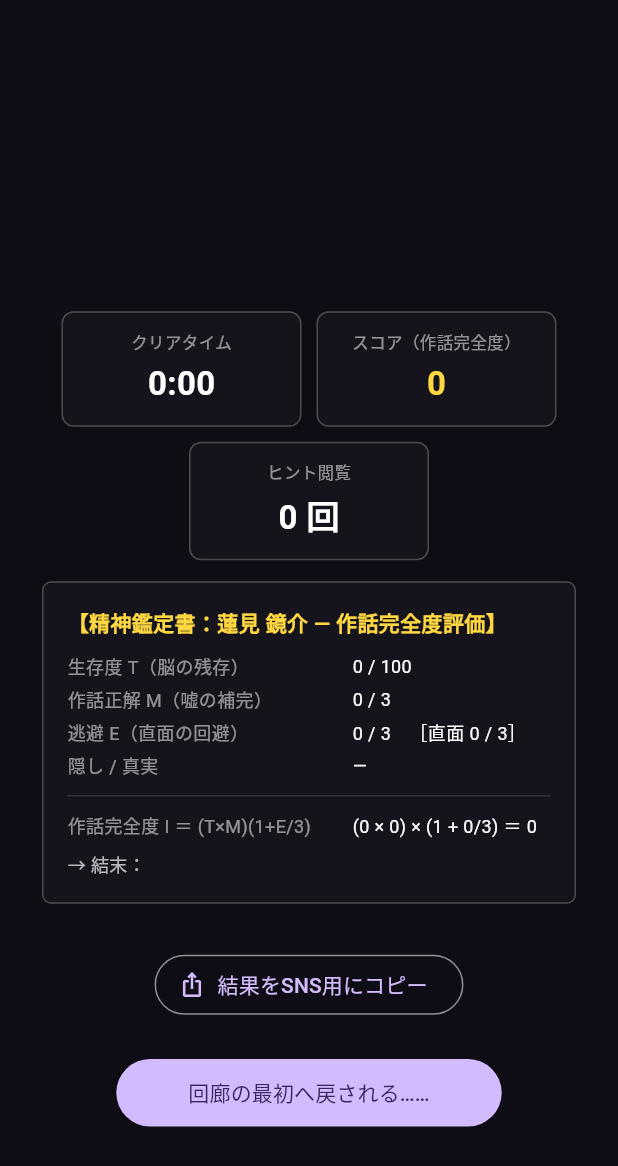
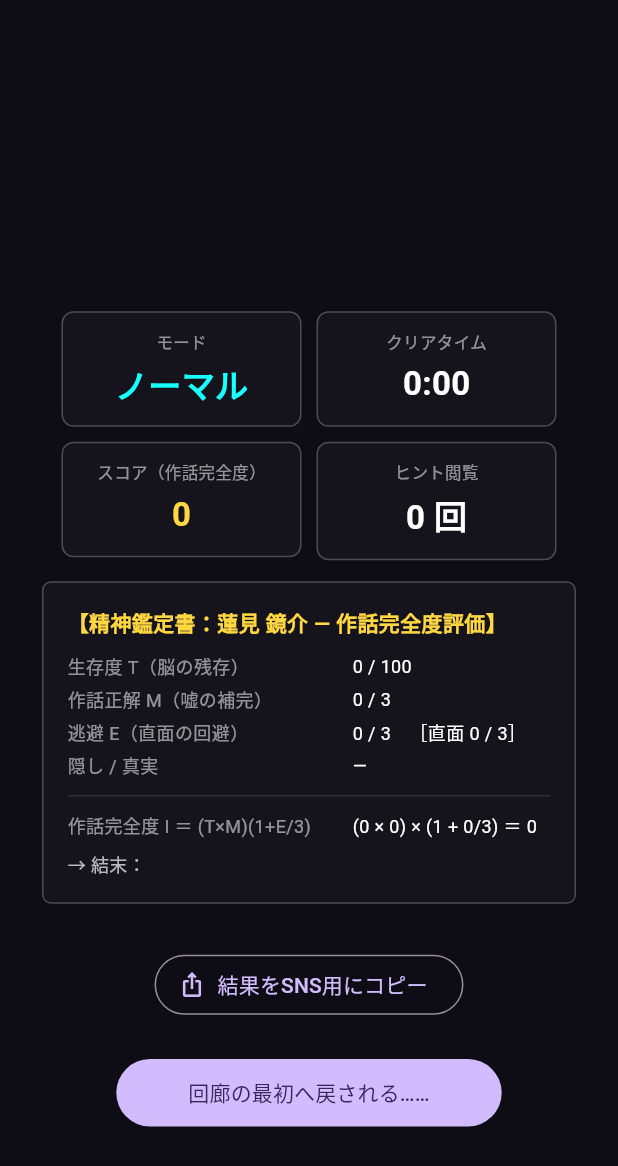
Before and after one commit to sk1214-gkms/kioku-no-kairou, a Flutter app: the VerdictScreen screen opened directly with empty values, on a phone screen of 412 x 824 dp. Shown: the top 1166 px of the screen. Run offline on Flutter 3.47's test engine with Material 3 defaults, Android fonts, the phone set to English and light mode, and no system bars; our stand-ins replace shared_preferences; accounts and stored records are empty.

Commit message:
結果画面: モード(ノーマル/タイマー/ハード)を表示＋共有にも追加
VerdictScreenにmodeを渡し、要約チップ先頭と共有文に『モード：◯◯』を表示。共有のモードは難易度であってネタバレではない

```diff
--- a/lib/screens/deep_campaign_flow.dart
+++ b/lib/screens/deep_campaign_flow.dart
@@ -325,6 +325,7 @@ class _DeepCampaignFlowState extends State<DeepCampaignFlow>
           playSeconds: playSeconds,
           totalHints: totalHints,
           floors: List<Map<String, dynamic>>.from(_floors),
+          mode: widget.mode,
           onRestart: _restartOrTitle,
         );
       case _Phase.loading:
--- a/lib/screens/verdict_screen.dart
+++ b/lib/screens/verdict_screen.dart
@@ -18,6 +18,7 @@ class VerdictScreen extends StatelessWidget {
   final int playSeconds; // 実プレイ時間（秒）
   final int totalHints; // ヒント閲覧の総回数
   final List<Map<String, dynamic>> floors; // フロア別 {name, seconds, hints}
+  final String mode; // 'normal' / 'timer' / 'hard'
   final VoidCallback onRestart;
 
   const VerdictScreen({
@@ -35,8 +36,13 @@ class VerdictScreen extends StatelessWidget {
     this.playSeconds = 0,
     this.totalHints = 0,
     this.floors = const [],
+    this.mode = 'normal',
     required this.onRestart,
   });
+
+  String get _modeLabel =>
+      const {'normal': 'ノーマル', 'timer': 'タイマー', 'hard': 'ハード'}[mode] ??
+      mode;
 
   static String fmtTime(int s) {
     final m = (s ~/ 60).toString();
@@ -48,6 +54,7 @@ class VerdictScreen extends StatelessWidget {
   // 出すのはスコア／タイム／ヒント回数（数値）と、煽り文・タグ・URLのみ。
   String _shareText() =>
       '『アムネジィ・ケース』をクリア！\n'
+      'モード：$_modeLabel\n'
       'スコア：$integrity\n'
       'クリアタイム：${fmtTime(playSeconds)} ／ ヒント：$totalHints回\n'
       'あなたは、どんな“結末”に辿り着く？\n'
@@ -258,6 +265,7 @@ class VerdictScreen extends StatelessWidget {
       spacing: 10,
       runSpacing: 10,
       children: [
+        chip('モード', _modeLabel, Colors.cyanAccent),
         chip('クリアタイム', fmtTime(playSeconds), Colors.white),
         chip('スコア（作話完全度）', '$integrity', Colors.amberAccent),
         chip('ヒント閲覧', '$totalHints 回', Colors.white),
```
